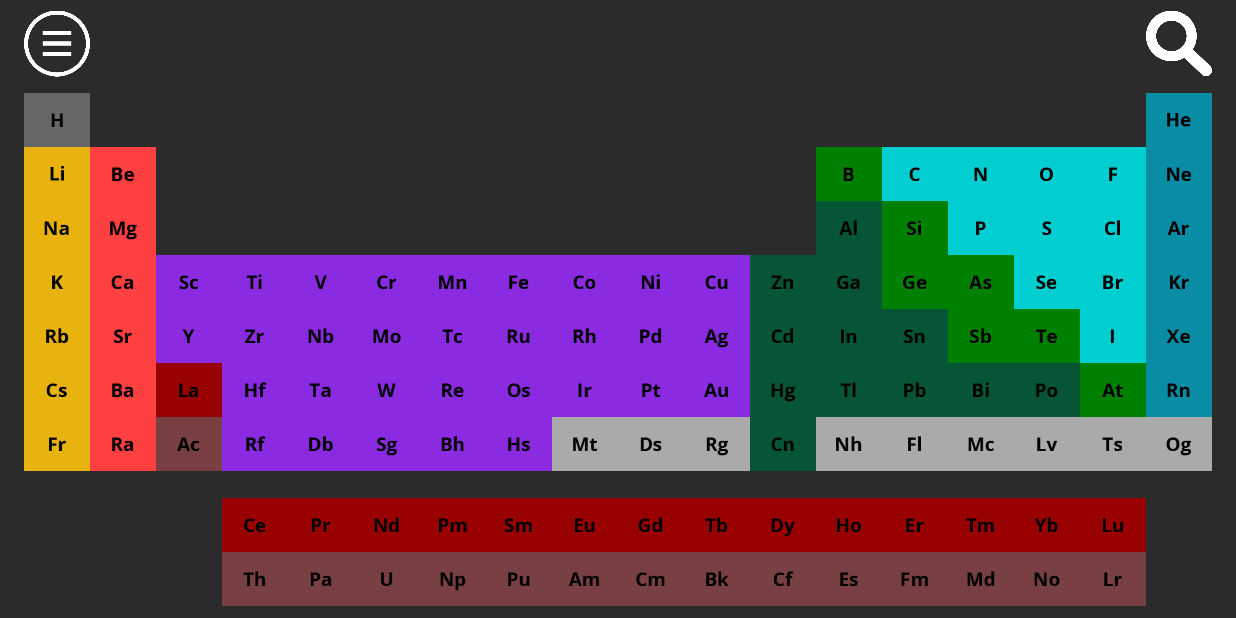
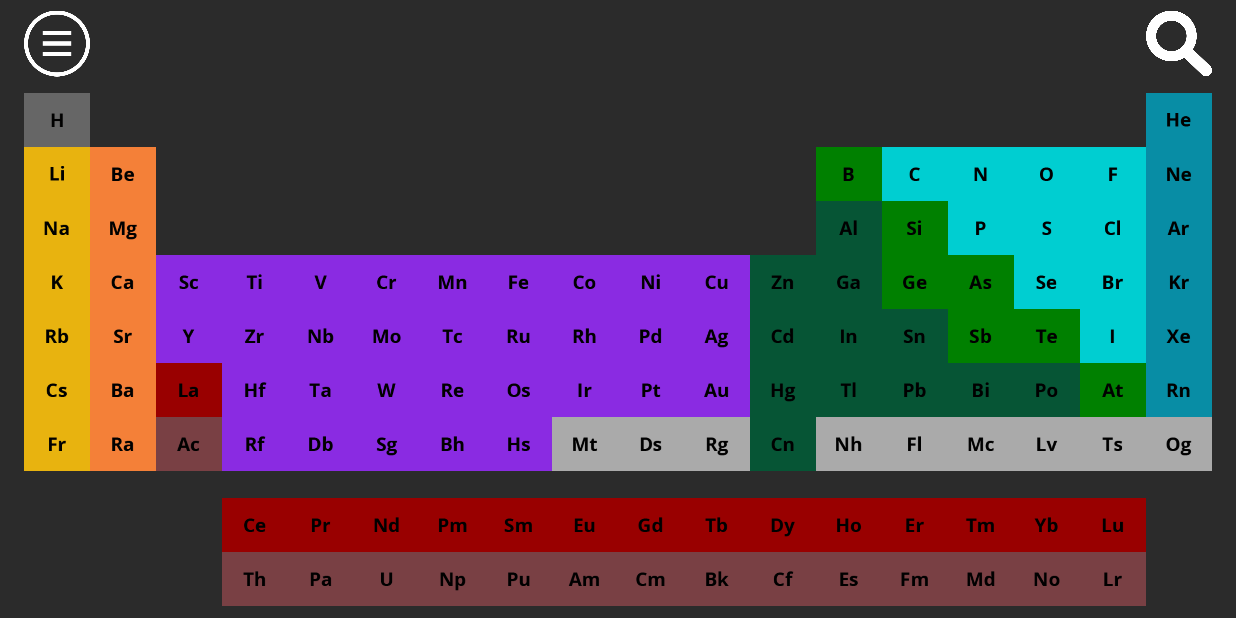
Before and after one commit to FinnWilkinson/EMAS-Periodic-Table-App, an Android app: the screen it shows after launch (MainActivity), on a phone screen of 824 x 412 dp (held sideways). Run offline under Robolectric (Android 15) with nearby library versions, the light colour scheme and no system bars.

Commit message:
changed colour form redish to orangeee

```diff
--- a/Test_Applications/PeriodicTableMain/app/src/main/res/layout/activity_main.xml
+++ b/Test_Applications/PeriodicTableMain/app/src/main/res/layout/activity_main.xml
@@ -162,15 +162,15 @@
                 android:id="@+id/Be"
                 android:layout_width="0dp"
                 android:layout_height="0dp"
-                android:background="@color/redish"
+                android:adjustViewBounds="true"
+                android:background="@color/orange"
                 android:contentDescription="@string/el004"
+                android:scaleType="fitCenter"
                 app:layout_constraintBottom_toBottomOf="parent"
                 app:layout_constraintEnd_toStartOf="@+id/guideline4"
                 app:layout_constraintStart_toEndOf="@+id/guideline3"
                 app:layout_constraintTop_toTopOf="parent"
-                android:scaleType="fitCenter"
-                android:adjustViewBounds="true"
-                app:srcCompat="@drawable/el004"/>
+                app:srcCompat="@drawable/el004" />
 
             <android.support.constraint.Guideline
                 android:id="@+id/guideline4"
@@ -336,15 +336,15 @@
                 android:id="@+id/Mg"
                 android:layout_width="0dp"
                 android:layout_height="0dp"
-                android:background="@color/redish"
+                android:adjustViewBounds="true"
+                android:background="@color/orange"
                 android:contentDescription="@string/el012"
+                android:scaleType="fitCenter"
                 app:layout_constraintBottom_toBottomOf="parent"
                 app:layout_constraintEnd_toStartOf="@+id/guideline12"
                 app:layout_constraintStart_toEndOf="@+id/guideline11"
                 app:layout_constraintTop_toTopOf="parent"
-                android:scaleType="fitCenter"
-                android:adjustViewBounds="true"
-                app:srcCompat="@drawable/el012"/>
+                app:srcCompat="@drawable/el012" />
 
             <android.support.constraint.Guideline
                 android:id="@+id/guideline12"
@@ -510,15 +510,15 @@
                 android:id="@+id/Ca"
                 android:layout_width="0dp"
                 android:layout_height="0dp"
-                android:background="@color/redish"
+                android:adjustViewBounds="true"
+                android:background="@color/orange"
                 android:contentDescription="@string/el020"
                 android:scaleType="fitCenter"
-                android:adjustViewBounds="true"
-                app:srcCompat="@drawable/el020"
                 app:layout_constraintBottom_toBottomOf="parent"
                 app:layout_constraintEnd_toStartOf="@+id/guideline20"
                 app:layout_constraintStart_toEndOf="@+id/guideline19"
-                app:layout_constraintTop_toTopOf="parent" />
+                app:layout_constraintTop_toTopOf="parent"
+                app:srcCompat="@drawable/el020" />
 
             <android.support.constraint.Guideline
                 android:id="@+id/guideline20"
@@ -887,15 +887,15 @@
                 android:id="@+id/Sr"
                 android:layout_width="0dp"
                 android:layout_height="0dp"
-                android:background="@color/redish"
+                android:adjustViewBounds="true"
+                android:background="@color/orange"
                 android:contentDescription="@string/el038"
                 android:scaleType="fitCenter"
-                android:adjustViewBounds="true"
-                app:srcCompat="@drawable/el038"
                 app:layout_constraintBottom_toBottomOf="parent"
                 app:layout_constraintEnd_toStartOf="@+id/guideline37"
                 app:layout_constraintStart_toEndOf="@+id/guideline36"
-                app:layout_constraintTop_toTopOf="parent" />
+                app:layout_constraintTop_toTopOf="parent"
+                app:srcCompat="@drawable/el038" />
 
             <android.support.constraint.Guideline
                 android:id="@+id/guideline37"
@@ -1265,15 +1265,15 @@
                 android:id="@+id/Ba"
                 android:layout_width="0dp"
                 android:layout_height="0dp"
-                android:background="@color/redish"
+                android:adjustViewBounds="true"
+                android:background="@color/orange"
                 android:contentDescription="@string/el056"
                 android:scaleType="fitCenter"
-                android:adjustViewBounds="true"
-                app:srcCompat="@drawable/el056"
                 app:layout_constraintBottom_toBottomOf="parent"
                 app:layout_constraintEnd_toStartOf="@+id/guideline54"
                 app:layout_constraintStart_toEndOf="@+id/guideline53"
-                app:layout_constraintTop_toTopOf="parent" />
+                app:layout_constraintTop_toTopOf="parent"
+                app:srcCompat="@drawable/el056" />
 
             <android.support.constraint.Guideline
                 android:id="@+id/guideline54"
@@ -1643,15 +1643,15 @@
                 android:id="@+id/Ra"
                 android:layout_width="0dp"
                 android:layout_height="0dp"
-                android:background="@color/redish"
+                android:adjustViewBounds="true"
+                android:background="@color/orange"
                 android:contentDescription="@string/el088"
                 android:scaleType="fitCenter"
-                android:adjustViewBounds="true"
-                app:srcCompat="@drawable/el088"
                 app:layout_constraintBottom_toBottomOf="parent"
                 app:layout_constraintEnd_toStartOf="@+id/guideline71"
                 app:layout_constraintStart_toEndOf="@+id/guideline70"
-                app:layout_constraintTop_toTopOf="parent" />
+                app:layout_constraintTop_toTopOf="parent"
+                app:srcCompat="@drawable/el088" />
 
             <android.support.constraint.Guideline
                 android:id="@+id/guideline71"
--- a/Test_Applications/PeriodicTableMain/app/src/main/res/values/colors.xml
+++ b/Test_Applications/PeriodicTableMain/app/src/main/res/values/colors.xml
@@ -9,7 +9,7 @@
     <color name="turquoise">#009473</color>
     <color name="orangey">#e8b30f</color>
     <color name="grey">#666666</color>
-    <color name="redish">#ff4040</color>
+    <color name="orange">#f48038</color>
     <color name="purple">#8a2be2</color>
     <color name="darkgreen">#065535</color>
     <color name="green">#008000</color>
```
